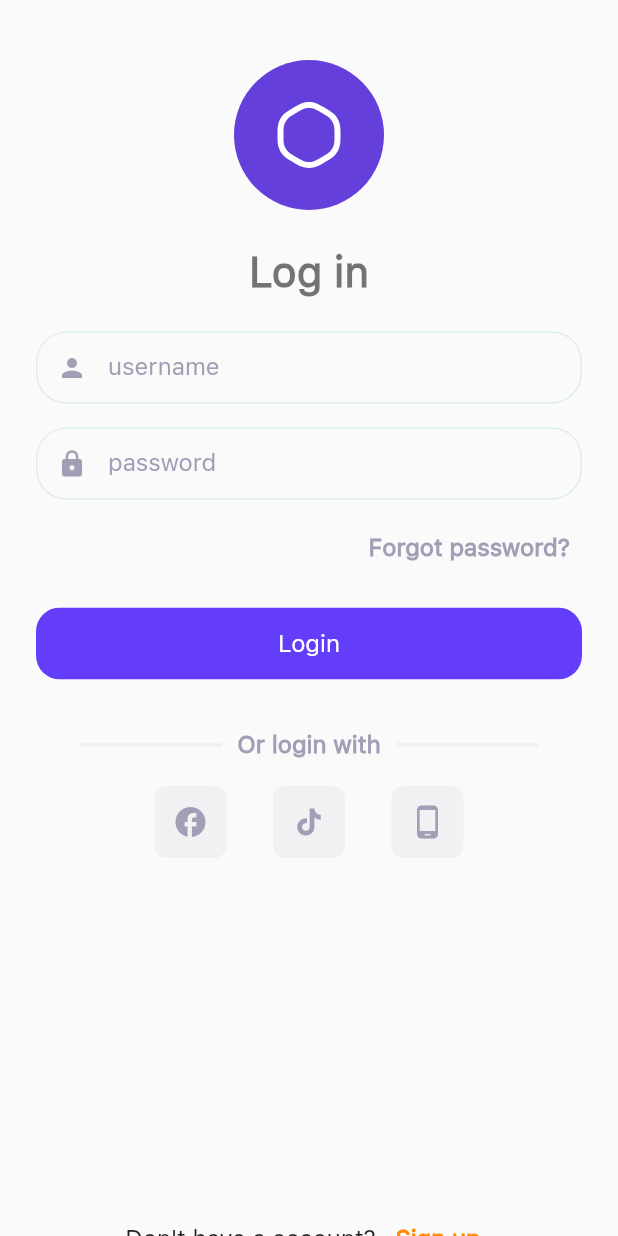
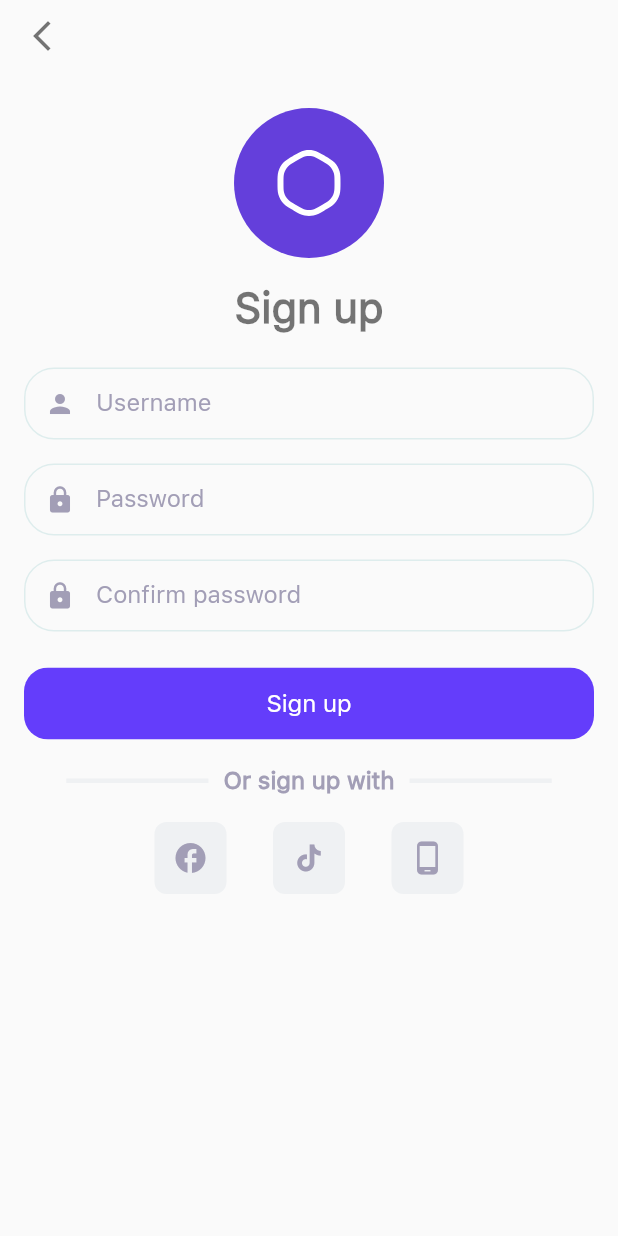
Before and after one commit to luiscl32/flutter_samples, a Flutter app: the LoginView screen opened directly, after a tap on "Sign up", on a phone screen of 412 x 824 dp. Run offline on Flutter 3.47's test engine with Material 2 defaults, Android fonts, the phone set to English and light mode, and no system bars; our stand-ins replace flutter_svg; missing offline and left inert: introduction_slider.

Commit message:
feat: :art: register page

```diff
--- a/event_manager/lib/ui/pages/auth/login/handlers/login_handlers.dart
+++ b/event_manager/lib/ui/pages/auth/login/handlers/login_handlers.dart
@@ -9,4 +9,8 @@ class LoginHandlers {
   void navigateToForgotPassword() {
     Navigator.pushNamed(context, CustomRouter.forgotPasswordPage);
   }
+
+  void navigateToRegister() {
+    Navigator.pushNamed(context, CustomRouter.registerPage);
+  }
 }
--- a/event_manager/lib/ui/pages/auth/login/login_view.dart
+++ b/event_manager/lib/ui/pages/auth/login/login_view.dart
@@ -1,4 +1,5 @@
 import 'package:event_manager/ui/common/assets.dart';
+import 'package:event_manager/ui/pages/auth/login/handlers/login_handlers.dart';
 import 'package:event_manager/ui/pages/auth/login/widgets/widgets.dart';
 
 import 'package:flutter/material.dart';
@@ -9,6 +10,8 @@ class LoginView extends StatelessWidget {
 
   @override
   Widget build(BuildContext context) {
+    final _handlers = LoginHandlers(context);
+
     return Scaffold(
       resizeToAvoidBottomInset: false,
       body: SafeArea(
@@ -40,7 +43,7 @@ class LoginView extends StatelessWidget {
                       ),
                       Expanded(child: Container()),
                       RegisterButton(
-                        onPress: () {},
+                        onPress: _handlers.navigateToRegister,
                       ),
                     ],
                   ),
--- a/event_manager/lib/ui/pages/auth/register/register_view.dart
+++ b/event_manager/lib/ui/pages/auth/register/register_view.dart
@@ -10,6 +10,7 @@ class RegisterView extends StatelessWidget {
     return CustomScrollView(
       slivers: [
         SliverFillRemaining(
+          hasScrollBody: false,
           child: Padding(
             padding: const EdgeInsetsDirectional.symmetric(
                 vertical: 24, horizontal: 16),
--- a/event_manager/lib/ui/pages/auth/register/widgets/register_form_container.dart
+++ b/event_manager/lib/ui/pages/auth/register/widgets/register_form_container.dart
@@ -8,12 +8,23 @@ class RegisterFormContainer extends StatelessWidget {
 
   @override
   Widget build(BuildContext context) {
+    final _theme = Theme.of(context).textTheme;
+
     return Form(
         child: Column(
       children: [
         SvgPicture.asset(Assets.logo),
         const SizedBox(
           height: 16,
+        ),
+        Center(
+          child: Text(
+            'Sign up',
+            style: _theme.headlineLarge!.copyWith(fontWeight: FontWeight.bold),
+          ),
+        ),
+        const SizedBox(
+          height: 24,
         ),
         CustomInput(icon: Icons.person, placeholder: 'Username'),
         const SizedBox(
--- a/event_manager/lib/ui/pages/auth/register/widgets/social_media_sign_up.dart
+++ b/event_manager/lib/ui/pages/auth/register/widgets/social_media_sign_up.dart
@@ -62,7 +62,7 @@ class DividerText extends StatelessWidget {
       children: [
         const CustomDivider(),
         Text(
-          'Or login with',
+          'Or sign up with',
           style: _theme.bodyMedium!.copyWith(
               color: AppColors.greyMedium, fontWeight: FontWeight.bold),
         ),
--- a/event_manager/lib/ui/pages/screens.dart
+++ b/event_manager/lib/ui/pages/screens.dart
@@ -2,3 +2,4 @@ export 'package:event_manager/ui/pages/intro/intro_page.dart';
 //* auth
 export 'package:event_manager/ui/pages/auth/login/login_page.dart';
 export 'package:event_manager/ui/pages/auth/forgot_password/forgot_password_page.dart';
+export 'package:event_manager/ui/pages/auth/register/register_page.dart';
--- a/event_manager/lib/ui/router.dart
+++ b/event_manager/lib/ui/router.dart
@@ -8,10 +8,12 @@ class CustomRouter {
   static const String introPage = '/intro';
   static const String loginPage = '/login';
   static const String forgotPasswordPage = '/forgot_password';
+  static const String registerPage = '/register';
 
   static Map<String, WidgetBuilder> routes = {
     introPage: (BuildContext context) => const IntroPage(),
     loginPage: (BuildContext context) => const LoginPage(),
+    registerPage: (BuildContext context) => const RegisterPage(),
     forgotPasswordPage: (BuildContext context) => const ForgotPasswordPage(),
   };
 }
```
